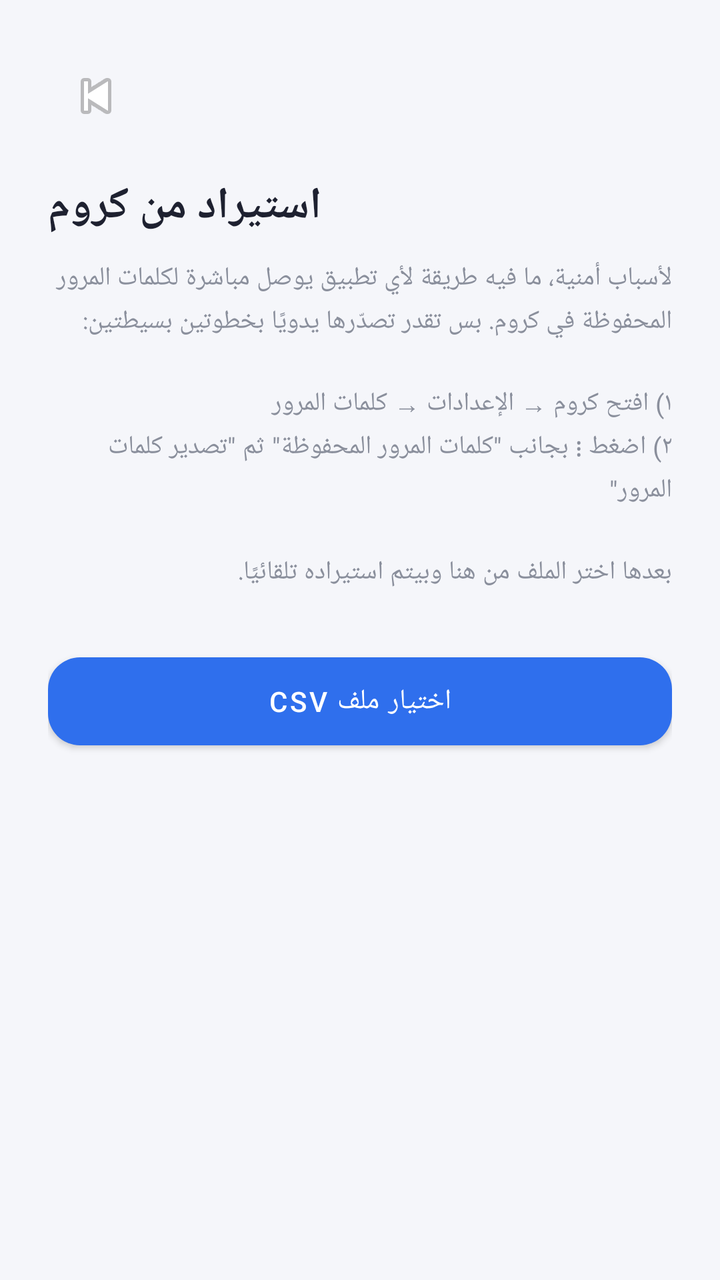
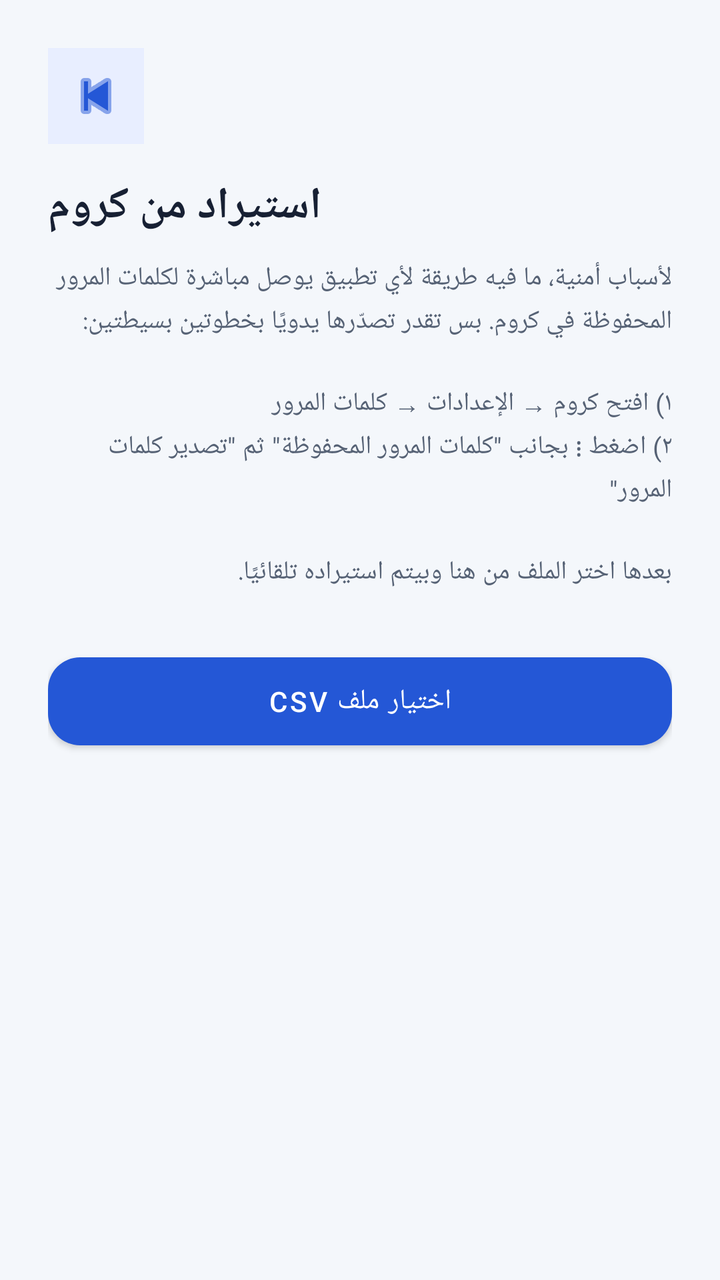

Screens rendered from an Android XML layout before and after an edit, with the pre-edit source and the edit as a unified diff.
<!-- AndroidManifest.xml: application theme Theme.PassVault -->
<!-- res/layout/activity_import_csv.xml -->
<?xml version="1.0" encoding="utf-8"?>
<LinearLayout xmlns:android="http://schemas.android.com/apk/res/android"
    xmlns:app="http://schemas.android.com/apk/res-auto"
    android:layout_width="match_parent"
    android:layout_height="match_parent"
    android:orientation="vertical"
    android:background="@color/background"
    android:padding="24dp">

    <ImageButton
        android:id="@+id/btnBack"
        android:layout_width="48dp"
        android:layout_height="48dp"
        android:background="@android:color/transparent"
        android:contentDescription="رجوع"
        android:src="@android:drawable/ic_media_previous" />

    <TextView
        android:layout_width="wrap_content"
        android:layout_height="wrap_content"
        android:text="استيراد من كروم"
        android:textColor="@color/text_main"
        android:textSize="22sp"
        android:textStyle="bold"
        android:layout_marginTop="16dp"
        android:layout_marginBottom="12dp" />

    <TextView
        android:layout_width="match_parent"
        android:layout_height="wrap_content"
        android:textColor="@color/text_secondary"
        android:textSize="13sp"
        android:lineSpacingExtra="4dp"
        android:text="لأسباب أمنية، ما فيه طريقة لأي تطبيق يوصل مباشرة لكلمات المرور المحفوظة في كروم. بس تقدر تصدّرها يدويًا بخطوتين بسيطتين:\n\n١) افتح كروم → الإعدادات → كلمات المرور\n٢) اضغط ⋮ بجانب &quot;كلمات المرور المحفوظة&quot; ثم &quot;تصدير كلمات المرور&quot;\n\nبعدها اختر الملف من هنا وبيتم استيراده تلقائيًا."
        android:layout_marginBottom="28dp" />

    <com.google.android.material.button.MaterialButton
        android:id="@+id/btnPickFile"
        android:layout_width="match_parent"
        android:layout_height="56dp"
        android:text="اختيار ملف CSV"
        app:cornerRadius="16dp" />

    <ProgressBar
        android:id="@+id/progress"
        android:layout_width="wrap_content"
        android:layout_height="wrap_content"
        android:layout_gravity="center"
        android:layout_marginTop="24dp"
        android:visibility="gone" />

</LinearLayout>
<!-- resources referenced by this layout -->
<resources>
  <color name="background">#F5F6FA</color>
  <color name="text_main">#1E2130</color>
  <color name="text_secondary">#8A8F9C</color>
  <style name="Theme.PassVault" parent="Theme.MaterialComponents.DayNight.NoActionBar">
          <item name="colorPrimary">@color/primary</item>
          <item name="colorPrimaryDark">@color/primary_dark</item>
          <item name="colorAccent">@color/primary</item>
          <item name="android:windowBackground">@color/background</item>
          <item name="android:statusBarColor">@color/background</item>
          <item name="android:windowLightStatusBar">true</item>
      </style>
  <color name="primary">#2F6FED</color>
  <color name="primary_dark">#1F4FBF</color>
</resources>

<!-- the commit's change to res/layout/activity_import_csv.xml (unified diff, before → after) -->
@@ -11,7 +11,8 @@
         android:id="@+id/btnBack"
         android:layout_width="48dp"
         android:layout_height="48dp"
-        android:background="@android:color/transparent"
+        android:background="@color/primary_light"
+            android:tint="@color/primary"
         android:contentDescription="رجوع"
         android:src="@android:drawable/ic_media_previous" />
 
<!-- resource entries referenced after the edit -->
@@ -1,8 +1,8 @@
 <!-- resources referenced by this layout -->
 <resources>
-  <color name="background">#F5F6FA</color>
-  <color name="text_main">#1E2130</color>
-  <color name="text_secondary">#8A8F9C</color>
+  <color name="background">#F4F7FB</color>
+  <color name="text_main">#172033</color>
+  <color name="text_secondary">#566275</color>
   <style name="Theme.PassVault" parent="Theme.MaterialComponents.DayNight.NoActionBar">
           <item name="colorPrimary">@color/primary</item>
           <item name="colorPrimaryDark">@color/primary_dark</item>
@@ -10,8 +10,21 @@
           <item name="android:windowBackground">@color/background</item>
           <item name="android:statusBarColor">@color/background</item>
           <item name="android:windowLightStatusBar">true</item>
+          <item name="materialButtonStyle">@style/AppButton</item>
+          <item name="textInputStyle">@style/AppTextInput</item>
       </style>
-  <color name="primary">#2F6FED</color>
-  <color name="primary_dark">#1F4FBF</color>
+  <color name="primary">#2457D6</color>
+  <color name="primary_light">#E8EEFF</color>
+  <color name="primary_dark">#173C9A</color>
+  <style name="AppButton" parent="Widget.MaterialComponents.Button">
+          <item name="android:minHeight">52dp</item>
+          <item name="android:textColor">@android:color/white</item>
+          <item name="backgroundTint">@color/primary</item>
+          <item name="cornerRadius">14dp</item>
+      </style>
+  <style name="AppTextInput" parent="Widget.MaterialComponents.TextInputLayout.OutlinedBox">
+          <item name="boxStrokeColor">@color/primary</item>
+          <item name="hintTextColor">@color/text_secondary</item>
+      </style>
 </resources>
 
